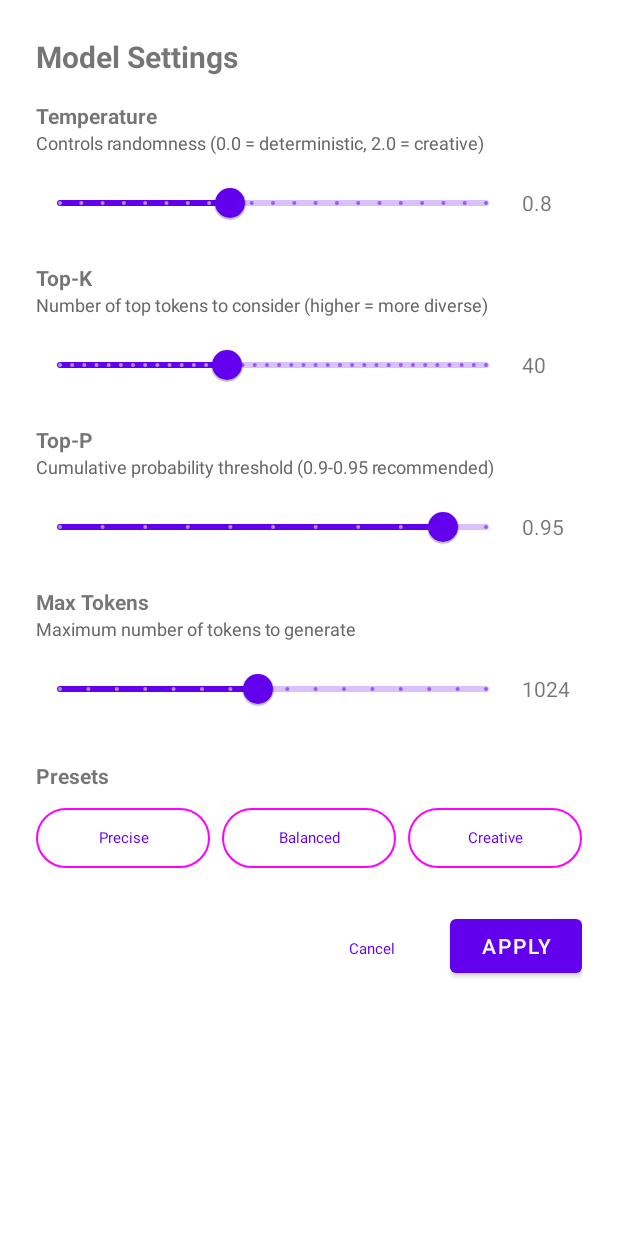
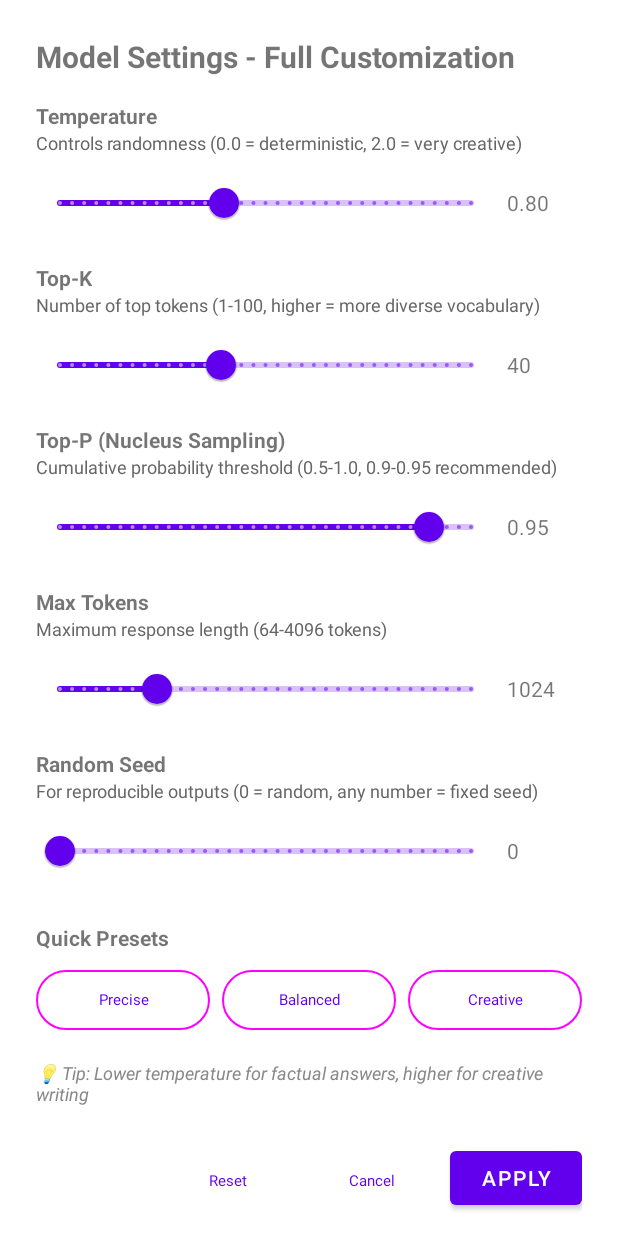
Before and after one commit to GumeLad/Aishiz, an Android app: the layout dialog_model_settings.xml on its own in the app's theme, with its tools: preview values and no code run, on a phone screen of 412 x 824 dp. Run offline under Robolectric (Android 15) with nearby library versions, the phone set to English and light mode, and no system bars.

Commit message:
Streamline UI for LLM-only focus with enhanced customization parameters
Co-authored-by: GumeLad <222013361+GumeLad@users.noreply.github.com>

```diff
--- a/app/src/main/res/layout/dialog_model_settings.xml
+++ b/app/src/main/res/layout/dialog_model_settings.xml
@@ -13,7 +13,7 @@
         <TextView
             android:layout_width="wrap_content"
             android:layout_height="wrap_content"
-            android:text="Model Settings"
+            android:text="Model Settings - Full Customization"
             android:textSize="20sp"
             android:textStyle="bold"
             android:layout_marginBottom="16dp" />
@@ -29,7 +29,7 @@
         <TextView
             android:layout_width="wrap_content"
             android:layout_height="wrap_content"
-            android:text="Controls randomness (0.0 = deterministic, 2.0 = creative)"
+            android:text="Controls randomness (0.0 = deterministic, 2.0 = very creative)"
             android:textSize="12sp"
             android:textColor="#666666"
             android:layout_marginBottom="8dp" />
@@ -47,7 +47,7 @@
                 android:valueFrom="0.0"
                 android:valueTo="2.0"
                 android:value="0.8"
-                android:stepSize="0.1" />
+                android:stepSize="0.01" />
 
             <TextView
                 android:id="@+id/tvTemperatureValue"
@@ -55,8 +55,8 @@
                 android:layout_height="wrap_content"
                 android:layout_gravity="center_vertical"
                 android:layout_marginStart="8dp"
-                android:minWidth="40dp"
-                android:text="0.8"
+                android:minWidth="50dp"
+                android:text="0.80"
                 android:textSize="14sp" />
         </LinearLayout>
 
@@ -72,7 +72,7 @@
         <TextView
             android:layout_width="wrap_content"
             android:layout_height="wrap_content"
-            android:text="Number of top tokens to consider (higher = more diverse)"
+            android:text="Number of top tokens (1-100, higher = more diverse vocabulary)"
             android:textSize="12sp"
             android:textColor="#666666"
             android:layout_marginBottom="8dp" />
@@ -98,7 +98,7 @@
                 android:layout_height="wrap_content"
                 android:layout_gravity="center_vertical"
                 android:layout_marginStart="8dp"
-                android:minWidth="40dp"
+                android:minWidth="50dp"
                 android:text="40"
                 android:textSize="14sp" />
         </LinearLayout>
@@ -108,14 +108,14 @@
             android:layout_width="wrap_content"
             android:layout_height="wrap_content"
             android:layout_marginTop="16dp"
-            android:text="Top-P"
+            android:text="Top-P (Nucleus Sampling)"
             android:textSize="14sp"
             android:textStyle="bold" />
 
         <TextView
             android:layout_width="wrap_content"
             android:layout_height="wrap_content"
-            android:text="Cumulative probability threshold (0.9-0.95 recommended)"
+            android:text="Cumulative probability threshold (0.5-1.0, 0.9-0.95 recommended)"
             android:textSize="12sp"
             android:textColor="#666666"
             android:layout_marginBottom="8dp" />
@@ -133,7 +133,7 @@
                 android:valueFrom="0.5"
                 android:valueTo="1.0"
                 android:value="0.95"
-                android:stepSize="0.05" />
+                android:stepSize="0.01" />
 
             <TextView
                 android:id="@+id/tvTopPValue"
@@ -141,7 +141,7 @@
                 android:layout_height="wrap_content"
                 android:layout_gravity="center_vertical"
                 android:layout_marginStart="8dp"
-                android:minWidth="40dp"
+                android:minWidth="50dp"
                 android:text="0.95"
                 android:textSize="14sp" />
         </LinearLayout>
@@ -158,7 +158,7 @@
         <TextView
             android:layout_width="wrap_content"
             android:layout_height="wrap_content"
-            android:text="Maximum number of tokens to generate"
+            android:text="Maximum response length (64-4096 tokens)"
             android:textSize="12sp"
             android:textColor="#666666"
             android:layout_marginBottom="8dp" />
@@ -173,10 +173,10 @@
                 android:layout_width="0dp"
                 android:layout_height="wrap_content"
                 android:layout_weight="1"
-                android:valueFrom="128"
-                android:valueTo="2048"
+                android:valueFrom="64"
+                android:valueTo="4096"
                 android:value="1024"
-                android:stepSize="128" />
+                android:stepSize="64" />
 
             <TextView
                 android:id="@+id/tvMaxTokensValue"
@@ -184,8 +184,51 @@
                 android:layout_height="wrap_content"
                 android:layout_gravity="center_vertical"
                 android:layout_marginStart="8dp"
-                android:minWidth="40dp"
+                android:minWidth="50dp"
                 android:text="1024"
+                android:textSize="14sp" />
+        </LinearLayout>
+
+        <!-- Random Seed -->
+        <TextView
+            android:layout_width="wrap_content"
+            android:layout_height="wrap_content"
+            android:layout_marginTop="16dp"
+            android:text="Random Seed"
+            android:textSize="14sp"
+            android:textStyle="bold" />
+
+        <TextView
+            android:layout_width="wrap_content"
+            android:layout_height="wrap_content"
+            android:text="For reproducible outputs (0 = random, any number = fixed seed)"
+            android:textSize="12sp"
+            android:textColor="#666666"
+            android:layout_marginBottom="8dp" />
+
+        <LinearLayout
+            android:layout_width="match_parent"
+            android:layout_height="wrap_content"
+            android:orientation="horizontal">
+
+            <com.google.android.material.slider.Slider
+                android:id="@+id/sliderRandomSeed"
+                android:layout_width="0dp"
+                android:layout_height="wrap_content"
+                android:layout_weight="1"
+                android:valueFrom="0"
+                android:valueTo="9999"
+                android:value="0"
+                android:stepSize="1" />
+
+            <TextView
+                android:id="@+id/tvRandomSeedValue"
+                android:layout_width="wrap_content"
+                android:layout_height="wrap_content"
+                android:layout_gravity="center_vertical"
+                android:layout_marginStart="8dp"
+                android:minWidth="50dp"
+                android:text="0"
                 android:textSize="14sp" />
         </LinearLayout>
 
@@ -194,7 +237,7 @@
             android:layout_width="wrap_content"
             android:layout_height="wrap_content"
             android:layout_marginTop="24dp"
-            android:text="Presets"
+            android:text="Quick Presets"
             android:textSize="14sp"
             android:textStyle="bold" />
 
@@ -232,6 +275,16 @@
                 android:text="Creative" />
         </LinearLayout>
 
+        <!-- Advanced Options Toggle -->
+        <TextView
+            android:layout_width="wrap_content"
+            android:layout_height="wrap_content"
+            android:layout_marginTop="16dp"
+            android:text="💡 Tip: Lower temperature for factual answers, higher for creative writing"
+            android:textSize="12sp"
+            android:textColor="#888888"
+            android:textStyle="italic" />
+
         <!-- Action Buttons -->
         <LinearLayout
             android:layout_width="match_parent"
@@ -239,6 +292,14 @@
             android:layout_marginTop="24dp"
             android:gravity="end"
             android:orientation="horizontal">
+
+            <Button
+                android:id="@+id/btnReset"
+                style="@style/Widget.Material3.Button.TextButton"
+                android:layout_width="wrap_content"
+                android:layout_height="wrap_content"
+                android:layout_marginEnd="8dp"
+                android:text="Reset" />
 
             <Button
                 android:id="@+id/btnCancel"
```
Also changed, not shown: app/src/main/java/com/example/aishiz/ChatActivity.kt (+31 -12 lines), app/src/main/java/com/example/aishiz/MainActivity.kt (+3 -47 lines), app/src/main/res/layout/activity_chat.xml (+25 -18 lines).
